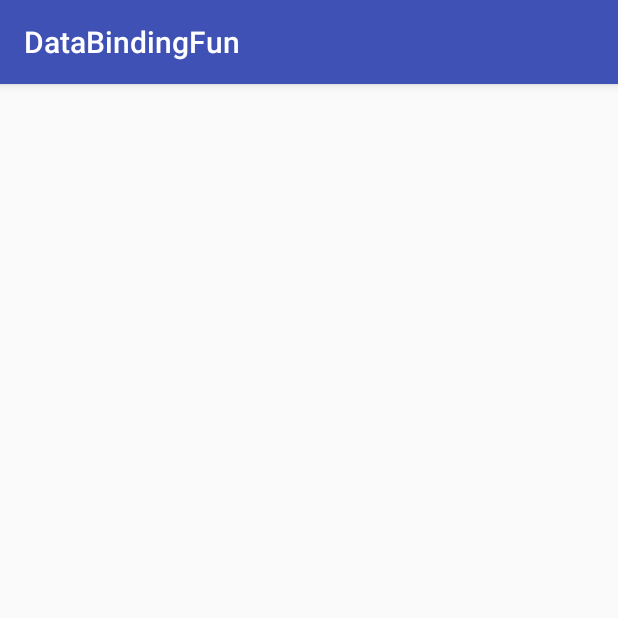
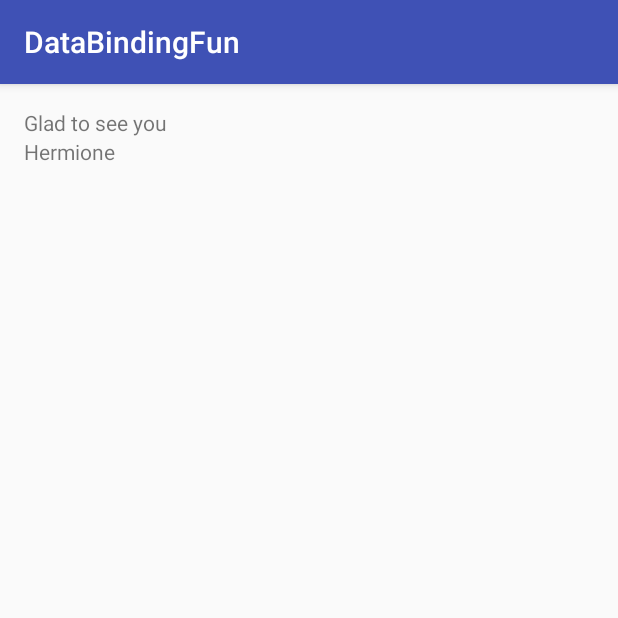
Before and after one commit to manideeplanka/DataBindingFun, an Android app: the screen it shows after launch (MainActivity), on a phone screen of 412 x 824 dp, the top half of it. Run offline under Robolectric (Android 15) with nearby library versions, the phone set to English and light mode, and no system bars; our stand-ins replace data binding; plain views replace PercentRelativeLayout.

Commit message:
data tag in layout

```diff
--- a/app/src/main/java/com/rapidbizapps/databindingfun/MainActivity.java
+++ b/app/src/main/java/com/rapidbizapps/databindingfun/MainActivity.java
@@ -15,12 +15,12 @@ public class MainActivity extends AppCompatActivity {
         ActivityMainBinding mainBinding = DataBindingUtil.setContentView(this, R.layout.activity_main);
 
         mainBinding.greeting.setText("Glad to see you");
-        mainBinding.button1.setText("Click1");
-        mainBinding.button2.setText("Click2");
 
-        mainBinding.included.funText.setText("Manideep");
+        User user = new User();
+        user.setName("Harry");
+        mainBinding.included.setUser(user);
 
-
+        user.setName("Hermione");
 
     }
 }
--- /dev/null
+++ b/app/src/main/java/com/rapidbizapps/databindingfun/User.java
@@ -0,0 +1,18 @@
+package com.rapidbizapps.databindingfun;
+
+/**
+ * Created by mlanka on 9/11/16.
+ */
+
+public class User {
+
+    String name;
+
+    public String getName() {
+        return name;
+    }
+
+    public void setName(String name) {
+        this.name = name;
+    }
+}
--- a/app/src/main/res/layout/fun_text.xml
+++ b/app/src/main/res/layout/fun_text.xml
@@ -1,5 +1,11 @@
 <?xml version="1.0" encoding="utf-8"?>
 <layout xmlns:android="http://schemas.android.com/apk/res/android">
+
+    <data>
+        <variable
+            name="user"
+            type="com.rapidbizapps.databindingfun.User"/>
+    </data>
 
     <LinearLayout
         android:orientation="vertical"
@@ -7,7 +13,7 @@
         android:layout_height="match_parent">
 
         <TextView
-            android:text="fun"
+            android:text="@{user.name}"
             android:id="@+id/fun_text"
             android:layout_width="wrap_content"
             android:layout_height="wrap_content" />
```
Also changed, not shown: app/src/main/res/layout/activity_main.xml (+2 -18 lines).
